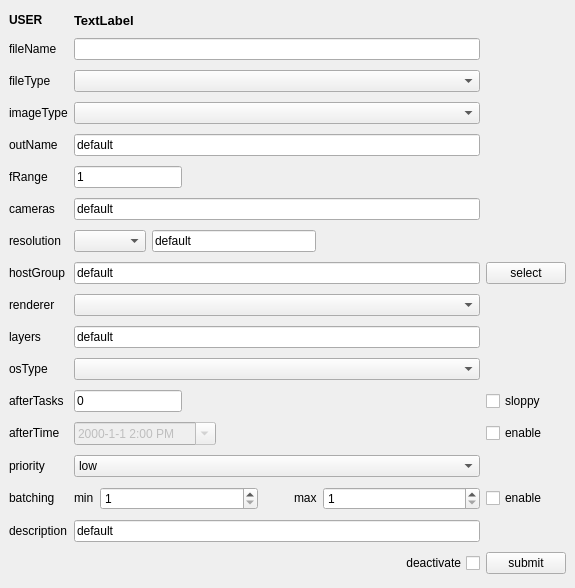
The window that rbhusUI/lib/rbhusPipeSubmitRenderMod.ui (aumanimationstudios/rbhus) describes before a commit, drawn with Qt 5.
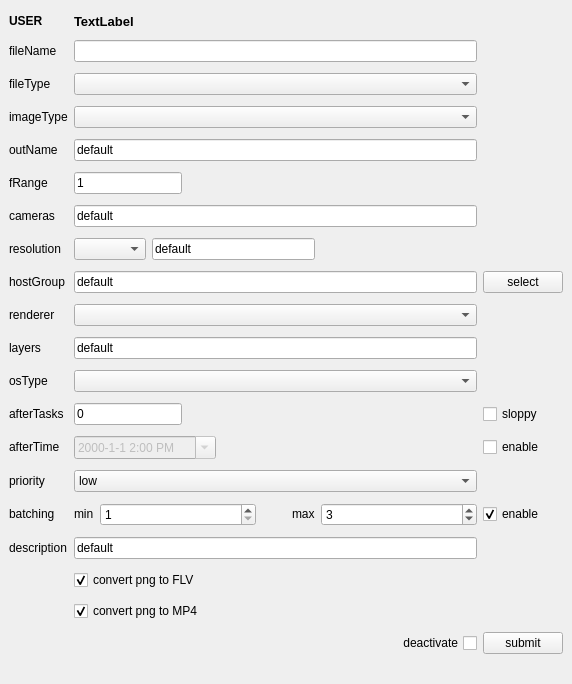
The same window after the commit.

Commit message: convert to flv and mp4 auto aftertasks

```diff
--- a/rbhusUI/lib/rbhusPipeSubmitRenderMod.ui
+++ b/rbhusUI/lib/rbhusPipeSubmitRenderMod.ui
@@ -6,8 +6,8 @@
    <rect>
     <x>0</x>
     <y>0</y>
-    <width>575</width>
-    <height>588</height>
+    <width>572</width>
+    <height>684</height>
    </rect>
   </property>
   <property name="windowTitle">
@@ -15,6 +15,26 @@
   </property>
   <widget class="QWidget" name="centralwidget">
    <layout class="QGridLayout" name="gridLayout">
+    <item row="24" column="1">
+     <widget class="QCheckBox" name="checkPngFlv">
+      <property name="text">
+       <string>convert png to FLV</string>
+      </property>
+      <property name="checked">
+       <bool>true</bool>
+      </property>
+     </widget>
+    </item>
+    <item row="2" column="1">
+     <widget class="QComboBox" name="comboFileType">
+      <property name="sizePolicy">
+       <sizepolicy hsizetype="Expanding" vsizetype="Fixed">
+        <horstretch>0</horstretch>
+        <verstretch>0</verstretch>
+       </sizepolicy>
+      </property>
+     </widget>
+    </item>
     <item row="10" column="2">
      <widget class="QPushButton" name="pushSelectHostGroups">
       <property name="sizePolicy">
@@ -213,7 +233,7 @@
       </property>
      </widget>
     </item>
-    <item row="25" column="2">
+    <item row="26" column="2">
      <widget class="QPushButton" name="pushSubmit">
       <property name="sizePolicy">
        <sizepolicy hsizetype="Minimum" vsizetype="Fixed">
@@ -226,14 +246,17 @@
       </property>
      </widget>
     </item>
-    <item row="2" column="1">
-     <widget class="QComboBox" name="comboFileType">
+    <item row="15" column="0">
+     <widget class="QLabel" name="labelOsType">
       <property name="sizePolicy">
-       <sizepolicy hsizetype="Expanding" vsizetype="Fixed">
+       <sizepolicy hsizetype="Maximum" vsizetype="Fixed">
         <horstretch>0</horstretch>
         <verstretch>0</verstretch>
        </sizepolicy>
       </property>
+      <property name="text">
+       <string>osType</string>
+      </property>
      </widget>
     </item>
     <item row="8" column="0">
@@ -292,6 +315,9 @@
       <property name="text">
        <string>enable</string>
       </property>
+      <property name="checked">
+       <bool>true</bool>
+      </property>
      </widget>
     </item>
     <item row="20" column="1">
@@ -368,6 +394,9 @@
         <property name="maximum">
          <number>999999999</number>
         </property>
+        <property name="value">
+         <number>3</number>
+        </property>
        </widget>
       </item>
      </layout>
@@ -489,7 +518,7 @@
       </property>
      </widget>
     </item>
-    <item row="25" column="1">
+    <item row="26" column="1">
      <layout class="QHBoxLayout" name="horizontalLayout_2">
       <item>
        <spacer name="horizontalSpacer">
@@ -558,19 +587,6 @@
       </property>
      </widget>
     </item>
-    <item row="15" column="0">
-     <widget class="QLabel" name="labelOsType">
-      <property name="sizePolicy">
-       <sizepolicy hsizetype="Maximum" vsizetype="Fixed">
-        <horstretch>0</horstretch>
-        <verstretch>0</verstretch>
-       </sizepolicy>
-      </property>
-      <property name="text">
-       <string>osType</string>
-      </property>
-     </widget>
-    </item>
     <item row="8" column="1">
      <widget class="QLineEdit" name="lineEditCameras">
       <property name="sizePolicy">
@@ -719,6 +735,16 @@
       </property>
      </widget>
     </item>
+    <item row="25" column="1">
+     <widget class="QCheckBox" name="checkPngMP4">
+      <property name="text">
+       <string>convert png to MP4</string>
+      </property>
+      <property name="checked">
+       <bool>true</bool>
+      </property>
+     </widget>
+    </item>
    </layout>
   </widget>
  </widget>
```
The commit also changes 5 other files.
